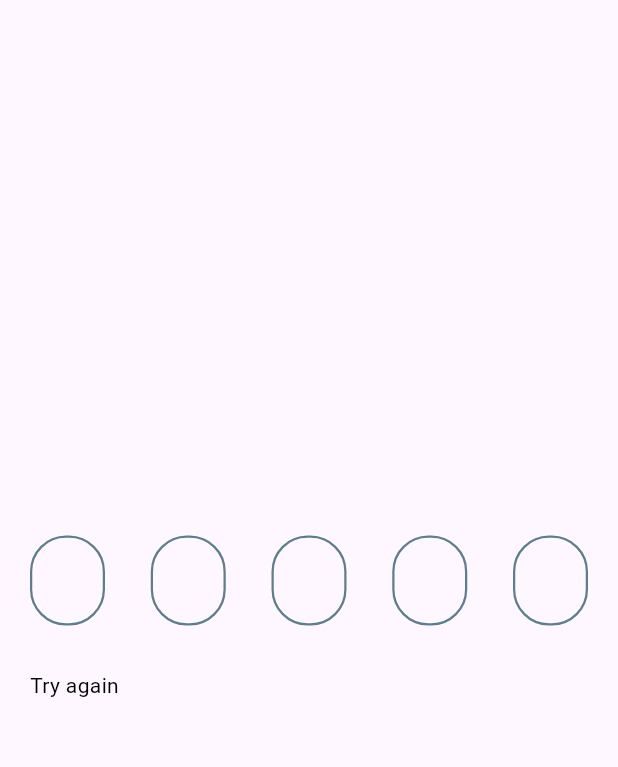
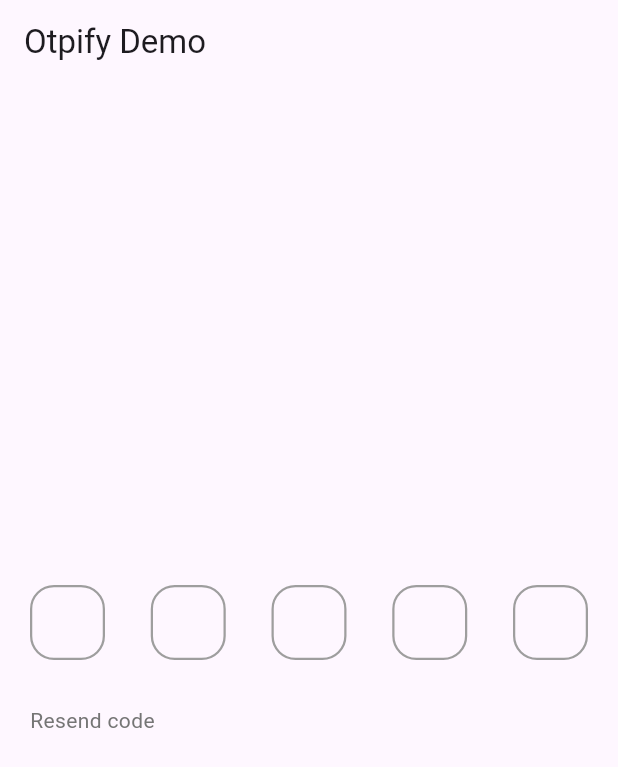
Before and after one commit to mibra-heem/otpify, a Flutter app: the screen it shows after launch, on a phone screen of 412 x 824 dp. Shown: the top 767 px of the screen. Run offline on Flutter 3.47's test engine with Material 3 defaults, Android fonts, the phone set to English and light mode, and no system bars.

Commit message:
version 0.1.6

```diff
--- a/example/lib/main.dart
+++ b/example/lib/main.dart
@@ -1,4 +1,3 @@
-import 'package:flutter/foundation.dart';
 import 'package:flutter/material.dart';
 import 'package:otpify/otpify.dart';
 
@@ -14,8 +13,10 @@ class MyApp extends StatelessWidget {
     return MaterialApp(
       title: 'Flutter Demo',
       debugShowCheckedModeBanner: false,
-      theme: ThemeData(
-        colorScheme: ColorScheme.fromSeed(seedColor: Colors.deepPurple),
+      darkTheme: ThemeData.dark(
+        useMaterial3: true,
+      ),
+      theme: ThemeData.light(
         useMaterial3: true,
       ),
       home: Home(),
@@ -29,30 +30,24 @@ class Home extends StatelessWidget {
   @override
   Widget build(BuildContext context) {
     return Scaffold(
+      appBar: AppBar(
+        title: Text('Otpify Demo'),
+      ),
       body: Otpify(
         fields: 5,
-        resendSecond: 10,
-        borderRadiusValue: 24,
-        fieldColor: Colors.transparent,
-        fieldTextColor: Colors.black,
-        borderColor: Colors.blueGrey,
-        focusedBorderColor: Colors.purple,
+        resendSecond: 15,
+        borderRadiusValue: 16,
         resendAlignment: ResendAlignment.start,
-        resendText: "Try again",
+        resendText: 'Resend code',
+        resendDisableColor: Colors.grey[600],
         onChanged: (value) {
-          if (kDebugMode) {
-            print("onChanged value : $value");
-          }
+          /// Perform action on field change.
+        },
+        onCompleted: (code) {
+          /// Assign [code] to your TextController to get the full code.
         },
         onResend: () {
-          if (kDebugMode) {
-            print("Resend button pressed");
-          }
-        },
-        onCompleted: (value) {
-          if (kDebugMode) {
-            print("onCompleted value is $value");
-          }
+          /// Initiate OnResendEvent()
         },
       ),
     );
--- a/lib/otpify.dart
+++ b/lib/otpify.dart
@@ -6,10 +6,45 @@ import 'package:flutter/services.dart';
 /// A widget that provides OTP (One-Time Password) input functionality
 /// with customizable styles, validation, and a resend button.
 class Otpify extends StatefulWidget {
+  /// Constructs the [Otpify] widget.
+  Otpify({
+    required this.fields,
+    this.borderColor,
+    this.borderRadius,
+    this.borderRadiusValue,
+    this.borderWidth,
+    this.cursorColor,
+    this.fieldColor,
+    this.fieldSpacing,
+    this.fieldTextColor,
+    this.fieldTextStyle,
+    this.focusedBorderColor,
+    this.focusedBorderWidth,
+    this.height,
+    this.isResendButtonEnable = true,
+    this.onChanged,
+    this.onCompleted,
+    this.onResend,
+    this.padding,
+    this.resendAlignment = ResendAlignment.start,
+    this.resendEnableColor,
+    this.resendDisableColor,
+    this.resendFontFamily,
+    this.resendFontSize,
+    this.resendFontWeight,
+    this.resendSecond,
+    this.resendText = 'RESEND CODE',
+    this.showResendButton = true,
+    this.verticalSpacing,
+    this.width,
+    super.key,
+  });
+
   /// Border color of the OTP fields.
   final Color? borderColor;
 
-  /// Border radius of the OTP fields (overrides [borderRadiusValue] if provided).
+  /// Border radius of the OTP fields,
+  /// (overrides [borderRadiusValue] if provided).
   final BorderRadiusGeometry? borderRadius;
 
   /// Border radius value for the OTP fields.
@@ -49,10 +84,10 @@ class Otpify extends StatefulWidget {
   final bool isResendButtonEnable;
 
   /// Callback function triggered when the value in any OTP field changes.
-  final Function(String value)? onChanged;
+  final void Function(String value)? onChanged;
 
   /// Callback function triggered when all OTP fields are filled.
-  final Function(String value)? onCompleted;
+  final void Function(String value)? onCompleted;
 
   /// Callback function triggered when the resend button is tapped.
   final VoidCallback? onResend;
@@ -64,10 +99,10 @@ class Otpify extends StatefulWidget {
   final ResendAlignment resendAlignment;
 
   /// Color of the resend button text when it is enabled.
-  final Color? resendColor;
+  final Color? resendEnableColor;
 
   /// Color of the resend button text when it is disabled.
-  final Color? resendEnableColor;
+  final Color? resendDisableColor;
 
   /// Font family of the resend button text.
   final String? resendFontFamily;
@@ -93,47 +128,13 @@ class Otpify extends StatefulWidget {
   /// Width of each OTP field.
   final double? width;
 
-  // A list of ValueNotifier<bool> to track the focus state of each OTP field.
+  /// A list of [ValueNotifier] bool to track the focus state of each OTP field.
   late final List<ValueNotifier<bool>> _focusNotifiers =
       List.generate(fields, (_) => ValueNotifier(false));
 
-  // A list of TextEditingController to manage the text input for each OTP field.
+  /// A list of [TextEditingController] to manage the text input for each OTP field.
   late final List<TextEditingController> _otpControllers =
       List.generate(fields, (_) => TextEditingController());
-
-  /// Constructs the [Otpify] widget.
-  Otpify({
-    super.key,
-    this.borderColor,
-    this.borderRadius,
-    this.borderRadiusValue,
-    this.borderWidth,
-    this.cursorColor,
-    this.fieldColor,
-    this.fieldSpacing,
-    this.fieldTextColor,
-    this.fieldTextStyle,
-    required this.fields,
-    this.focusedBorderColor,
-    this.focusedBorderWidth,
-    this.height,
-    this.isResendButtonEnable = true,
-    this.onChanged,
-    this.onCompleted,
-    this.onResend,
-    this.padding,
-    this.resendAlignment = ResendAlignment.start,
-    this.resendColor = Colors.grey,
-    this.resendEnableColor = Colors.black,
-    this.resendFontFamily,
-    this.resendFontSize,
-    this.resendFontWeight,
-    this.resendSecond,
-    this.resendText = "RESEND CODE",
-    this.showResendButton = true,
-    this.verticalSpacing,
-    this.width,
-  });
 
   @override
   State<Otpify> createState() => _OtpifyState();
@@ -149,10 +150,10 @@ class _OtpifyState extends State<Otpify> {
   void dispose() {
     _timer?.cancel();
     _counter.dispose();
-    for (var notifier in widget._focusNotifiers) {
+    for (final notifier in widget._focusNotifiers) {
       notifier.dispose();
     }
-    for (var controller in widget._otpControllers) {
+    for (final controller in widget._otpControllers) {
       controller.dispose();
     }
     super.dispose();
@@ -160,12 +161,8 @@ class _OtpifyState extends State<Otpify> {
 
   /// Starts the countdown timer for the resend button.
   void _startCountDown() {
-    if (kDebugMode) print("starting count down");
-
     _counter.value = widget.resendSecond ?? 30;
     _timer = Timer.periodic(const Duration(seconds: 1), (timer) {
-      if (kDebugMode) print("${_counter.value}");
-
       if (_counter.value > 0) {
         _counter.value -= 1;
       } else {
@@ -174,14 +171,16 @@ class _OtpifyState extends State<Otpify> {
     });
   }
 
-  /// Updates the focus state of the OTP fields based on the currently focused index.
+  /// Updates the focus state of the OTP fields
+  /// based on the currently focused index.
   void _updateFocusState(int focusedIndex) {
-    for (int i = 0; i < widget._focusNotifiers.length; i++) {
+    for (var i = 0; i < widget._focusNotifiers.length; i++) {
       widget._focusNotifiers[i].value = i == focusedIndex;
     }
   }
 
-  /// Returns the cross-axis alignment for the resend button based on the alignment setting.
+  /// Returns the cross-axis alignment for the resend button
+  /// based on the alignment setting.
   CrossAxisAlignment _getResendAlignment(ResendAlignment alignment) {
     switch (alignment) {
       case ResendAlignment.start:
@@ -196,7 +195,7 @@ class _OtpifyState extends State<Otpify> {
   @override
   Widget build(BuildContext context) {
     return Padding(
-      padding: widget.padding ?? EdgeInsets.all(20),
+      padding: widget.padding ?? const EdgeInsets.all(20),
       child: Column(
         crossAxisAlignment: _getResendAlignment(widget.resendAlignment),
         mainAxisAlignment: MainAxisAlignment.center,
@@ -210,17 +209,17 @@ class _OtpifyState extends State<Otpify> {
               return ValueListenableBuilder<bool>(
                 valueListenable: widget._focusNotifiers[index],
                 builder: (context, isFocused, child) {
+                  final color = Theme.of(context).colorScheme;
                   return Container(
-                    height: widget.height ?? 60,
+                    height: widget.height ?? 50,
                     width: widget.width ?? 50,
                     decoration: BoxDecoration(
-                      color: widget.fieldColor ?? Colors.transparent,
+                      color: widget.fieldColor ?? color.surfaceBright,
                       borderRadius: widget.borderRadius ??
-                          BorderRadius.circular(
-                              widget.borderRadiusValue ?? 12),
+                          BorderRadius.circular(widget.borderRadiusValue ?? 12),
                       border: Border.all(
                         color: isFocused
-                            ? (widget.focusedBorderColor ?? Colors.black)
+                            ? (widget.focusedBorderColor ?? color.outline)
                             : (widget.borderColor ?? Colors.grey),
                         width: isFocused
                             ? (widget.focusedBorderWidth ?? 2)
@@ -229,12 +228,12 @@ class _OtpifyState extends State<Otpify> {
                     ),
                     alignment: Alignment.center,
                     child: TextField(
-                      // maxLength: 1,
                       style: widget.fieldTextStyle ??
                           TextStyle(
-                              color: widget.fieldTextColor ?? Colors.black),
+                            color: widget.fieldTextColor ?? color.onSurface,
+                          ),
                       controller: widget._otpControllers[index],
-                      cursorColor: widget.cursorColor ?? Colors.black,
+                      cursorColor: widget.cursorColor ?? color.primary,
                       textAlign: TextAlign.center,
                       keyboardType: TextInputType.number,
                       inputFormatters: [
@@ -252,7 +251,8 @@ class _OtpifyState extends State<Otpify> {
                         widget.onChanged?.call(value);
                         widget._otpControllers[index].text = value;
 
-                        // Automatically move to the next or previous field based on input
+                        // Automatically move to the next
+                        //or previous field based on input
                         if (value.isNotEmpty && index < widget.fields - 1) {
                           _updateFocusState(index + 1);
                           FocusScope.of(context).nextFocus();
@@ -266,11 +266,16 @@ class _OtpifyState extends State<Otpify> {
                           final otp = widget._otpControllers
                               .map((controller) => controller.text)
                               .join();
-                          // Triggering onCompleted Callback on all otp fields complete
+                          // Triggering onCompleted Callback
+                          // on all otp fields complete
                           widget.onCompleted?.call(otp);
+                          setState(() {
                             _isFilled = true;
+                          });
                         } else {
+                          setState(() {
                             _isFilled = false;
+                          });
                         }
                       },
                     ),
@@ -280,8 +285,8 @@ class _OtpifyState extends State<Otpify> {
             }),
           ),
           // Resend Button
-          widget.showResendButton
-              ? ValueListenableBuilder<int>(
+          if (widget.showResendButton)
+            ValueListenableBuilder<int>(
               valueListenable: _counter,
               builder: (context, value, child) {
                 _isResendEnabled = value == 0;
@@ -297,11 +302,11 @@ class _OtpifyState extends State<Otpify> {
                   child: Text(
                     _isResendEnabled
                         ? widget.resendText
-                            : "${widget.resendText} $value",
+                        : '${widget.resendText} $value',
                     style: TextStyle(
-                          color: _isResendEnabled
+                      color: (_isResendEnabled && _isFilled)
                           ? widget.resendEnableColor
-                              : widget.resendColor,
+                          : widget.resendDisableColor,
                       fontSize: widget.resendFontSize ?? 14,
                       fontWeight: widget.resendFontWeight,
                       fontFamily: widget.resendFontFamily,
@@ -310,7 +315,8 @@ class _OtpifyState extends State<Otpify> {
                 );
               },
             )
-              : SizedBox(),
+          else
+            const SizedBox(),
         ],
       ),
     );
--- a/pubspec.yaml
+++ b/pubspec.yaml
@@ -1,6 +1,6 @@
 name: otpify
 description: Otpify is a customizable OTP input field widget for Flutter, adapts to different mobile screen sizes. It includes a resend code timer button for added convenience.
-version: 0.1.5
+version: 0.1.6
 homepage: https://github.com/mibra-heem/otpify
 
 environment:
@@ -14,5 +14,6 @@ dependencies:
 dev_dependencies:
   flutter_test:
     sdk: flutter
+  very_good_analysis: ^7.0.0
 
 flutter:
```
Also changed, not shown: analysis_options.yaml (+2 -6 lines), example/pubspec.lock, 2 other files. Lines whose indentation alone changed are shown as unchanged.
